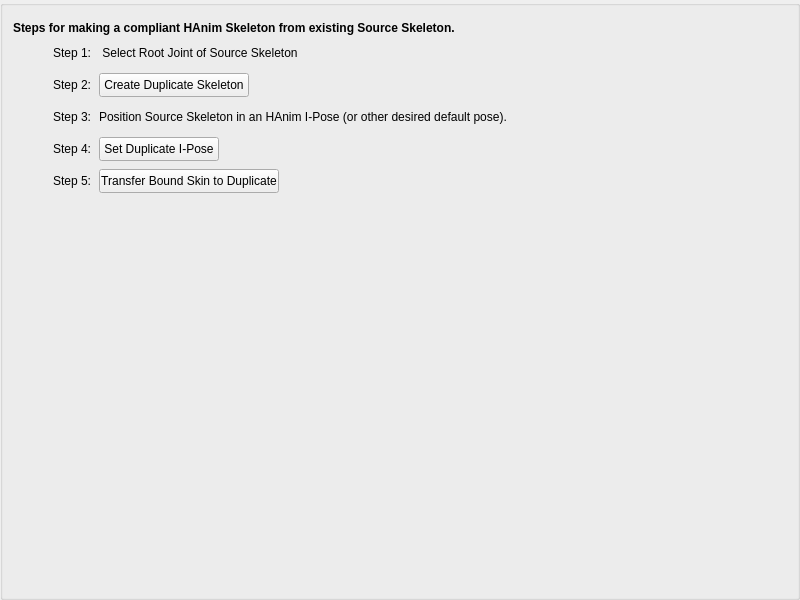
und-dream-lab/rawkee, file rawkee/auxilary/RKCharacterEditorGenericSkeletonPanel.ui: the form before one commit.
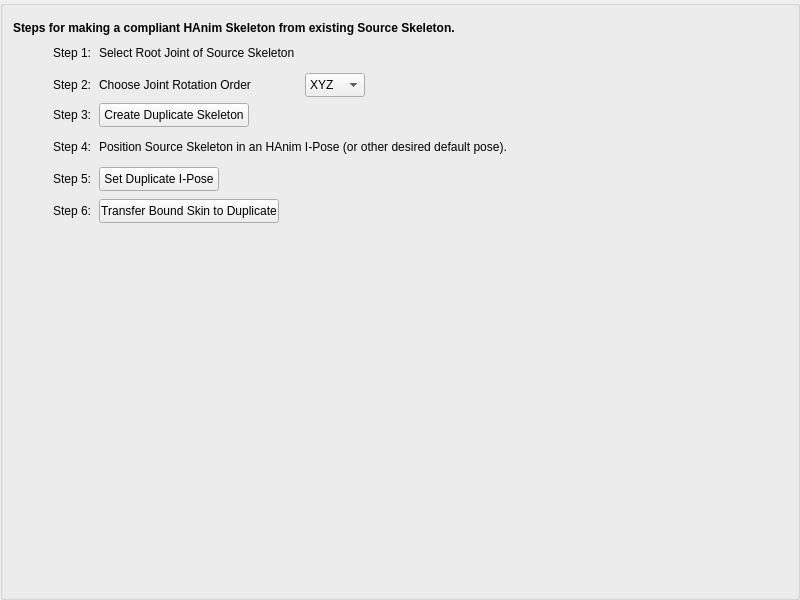
The form after the commit.

Commit message: Enabled Rotation Order settings export for HAnimMotion, added ability to export all joint translations for HAnimMotion, and enabled export option for exporting non-HAnimMotion animation. (#76)

```diff
--- a/rawkee/auxilary/RKCharacterEditorGenericSkeletonPanel.ui
+++ b/rawkee/auxilary/RKCharacterEditorGenericSkeletonPanel.ui
@@ -123,7 +123,7 @@
        <item>
         <widget class="QLabel" name="genSelRootLabel">
          <property name="text">
-          <string> Select Root Joint of Source Skeleton</string>
+          <string>Select Root Joint of Source Skeleton</string>
          </property>
         </widget>
        </item>
@@ -143,16 +143,10 @@
       </layout>
      </item>
      <item>
-      <layout class="QHBoxLayout" name="horizontalLayout_13">
-       <property name="spacing">
-        <number>6</number>
-       </property>
+      <layout class="QHBoxLayout" name="horizontalLayout">
        <property name="leftMargin">
         <number>40</number>
        </property>
-       <property name="bottomMargin">
-        <number>2</number>
-       </property>
        <item>
         <widget class="QLabel" name="genStep2">
          <property name="minimumSize">
@@ -173,6 +167,119 @@
         </widget>
        </item>
        <item>
+        <widget class="QLabel" name="rotOrderLabelEX">
+         <property name="minimumSize">
+          <size>
+           <width>200</width>
+           <height>24</height>
+          </size>
+         </property>
+         <property name="maximumSize">
+          <size>
+           <width>200</width>
+           <height>24</height>
+          </size>
+         </property>
+         <property name="text">
+          <string>Choose Joint Rotation Order</string>
+         </property>
+        </widget>
+       </item>
+       <item>
+        <widget class="QComboBox" name="rotOrderComboBoxGN">
+         <property name="minimumSize">
+          <size>
+           <width>60</width>
+           <height>24</height>
+          </size>
+         </property>
+         <property name="maximumSize">
+          <size>
+           <width>60</width>
+           <height>24</height>
+          </size>
+         </property>
+         <property name="currentIndex">
+          <number>0</number>
+         </property>
+         <item>
+          <property name="text">
+           <string>XYZ</string>
+          </property>
+         </item>
+         <item>
+          <property name="text">
+           <string>YZX</string>
+          </property>
+         </item>
+         <item>
+          <property name="text">
+           <string>ZXY</string>
+          </property>
+         </item>
+         <item>
+          <property name="text">
+           <string>XZY</string>
+          </property>
+         </item>
+         <item>
+          <property name="text">
+           <string>YXZ</string>
+          </property>
+         </item>
+         <item>
+          <property name="text">
+           <string>ZYX</string>
+          </property>
+         </item>
+        </widget>
+       </item>
+       <item>
+        <spacer name="horizontalSpacer">
+         <property name="orientation">
+          <enum>Qt::Horizontal</enum>
+         </property>
+         <property name="sizeHint" stdset="0">
+          <size>
+           <width>40</width>
+           <height>20</height>
+          </size>
+         </property>
+        </spacer>
+       </item>
+      </layout>
+     </item>
+     <item>
+      <layout class="QHBoxLayout" name="horizontalLayout_13">
+       <property name="spacing">
+        <number>6</number>
+       </property>
+       <property name="leftMargin">
+        <number>40</number>
+       </property>
+       <property name="bottomMargin">
+        <number>2</number>
+       </property>
+       <item>
+        <widget class="QLabel" name="genStep3">
+         <property name="minimumSize">
+          <size>
+           <width>40</width>
+           <height>24</height>
+          </size>
+         </property>
+         <property name="maximumSize">
+          <size>
+           <width>40</width>
+           <height>24</height>
+          </size>
+         </property>
+         <property name="text">
+          <string>Step 3:</string>
+         </property>
+        </widget>
+       </item>
+       <item>
         <widget class="QPushButton" name="createDuplicate">
          <property name="minimumSize">
           <size>
@@ -218,7 +325,7 @@
         <number>2</number>
        </property>
        <item>
-        <widget class="QLabel" name="genStep3">
+        <widget class="QLabel" name="genStep4">
          <property name="minimumSize">
           <size>
            <width>40</width>
@@ -232,7 +339,7 @@
           </size>
          </property>
          <property name="text">
-          <string>Step 3:</string>
+          <string>Step 4:</string>
          </property>
         </widget>
        </item>
@@ -270,7 +377,7 @@
         <number>2</number>
        </property>
        <item>
-        <widget class="QLabel" name="genStep4">
+        <widget class="QLabel" name="genStep5">
          <property name="minimumSize">
           <size>
            <width>40</width>
@@ -284,7 +391,7 @@
           </size>
          </property>
          <property name="text">
-          <string>Step 4:</string>
+          <string>Step 5:</string>
          </property>
         </widget>
        </item>
@@ -334,7 +441,7 @@
         <number>2</number>
        </property>
        <item>
-        <widget class="QLabel" name="genStep5">
+        <widget class="QLabel" name="genStep6">
          <property name="minimumSize">
           <size>
            <width>40</width>
@@ -348,7 +455,7 @@
           </size>
          </property>
          <property name="text">
-          <string>Step 5:</string>
+          <string>Step 6:</string>
          </property>
          <property name="alignment">
           <set>Qt::AlignLeading|Qt::AlignLeft|Qt::AlignVCenter</set>
```
The commit also changes 9 other files.
